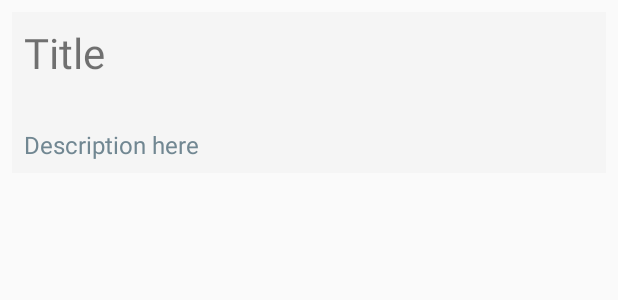
After one commit to android-labwork/Playnote, an Android app: the layout item_note.xml on its own in the app's theme, with its tools: preview values and no code run, on a phone screen of 412 x 824 dp. The commit adds this screen. Shown: the top 300 px of the screen. Run offline under Robolectric (Android 15) with nearby library versions, the phone set to English and light mode, and no system bars.

Commit message:
Functionality - Display List Note

```diff
--- /dev/null
+++ b/app/src/main/res/layout/item_note.xml
@@ -0,0 +1,32 @@
+<?xml version="1.0" encoding="utf-8"?>
+<LinearLayout xmlns:android="http://schemas.android.com/apk/res/android"
+    android:orientation="vertical" android:layout_width="match_parent"
+    android:layout_height="wrap_content"
+    android:layout_margin="8dp"
+    android:padding="8dp"
+    android:background="@color/colorLightGrey">
+
+    <TextView
+        android:id="@+id/item_title"
+        android:layout_width="match_parent"
+        android:layout_height="wrap_content"
+        android:textSize="28sp"
+        android:text="@string/title"/>
+
+    <TextView
+        android:id="@+id/item_date"
+        android:layout_width="match_parent"
+        android:layout_height="wrap_content"
+        android:textSize="14sp"
+        android:layout_marginTop="4dp"/>
+
+    <TextView
+        android:id="@+id/item_desc"
+        android:layout_width="match_parent"
+        android:layout_height="wrap_content"
+        android:textSize="16sp"
+        android:layout_marginTop="8dp"
+        android:text="@string/description"
+        android:textColor="@color/colorBlueGrey"/>
+
+</LinearLayout>
--- a/app/src/main/res/values/colors.xml
+++ b/app/src/main/res/values/colors.xml
@@ -1,6 +1,7 @@
 <?xml version="1.0" encoding="utf-8"?>
 <resources>
     <color name="colorWhite">#FFFFFF</color>
+    <color name="colorLightGrey">#F5F5F5</color>
     <color name="colorDarkLightBlue">#01579B</color>
     <color name="colorGreen">#43A047</color>
     <color name="colorPink">#C2185B</color>
```
Also changed, not shown: app/build.gradle (+6 -3 lines), app/src/main/java/com/aitekteam/developer/playnote/activities/MainActivity.java (+46 -1 lines), app/src/main/java/com/aitekteam/developer/playnote/adapters/NotesAdapter.java (added, +58 -0 lines), app/src/main/java/com/aitekteam/developer/playnote/datas/Note.java (+11 -1 lines), app/src/main/java/com/aitekteam/developer/playnote/helpers/BaseCursorAdapterHelper.java (added, +88 -0 lines), app/src/main/res/layout/activity_main.xml (+9 -1 lines).
